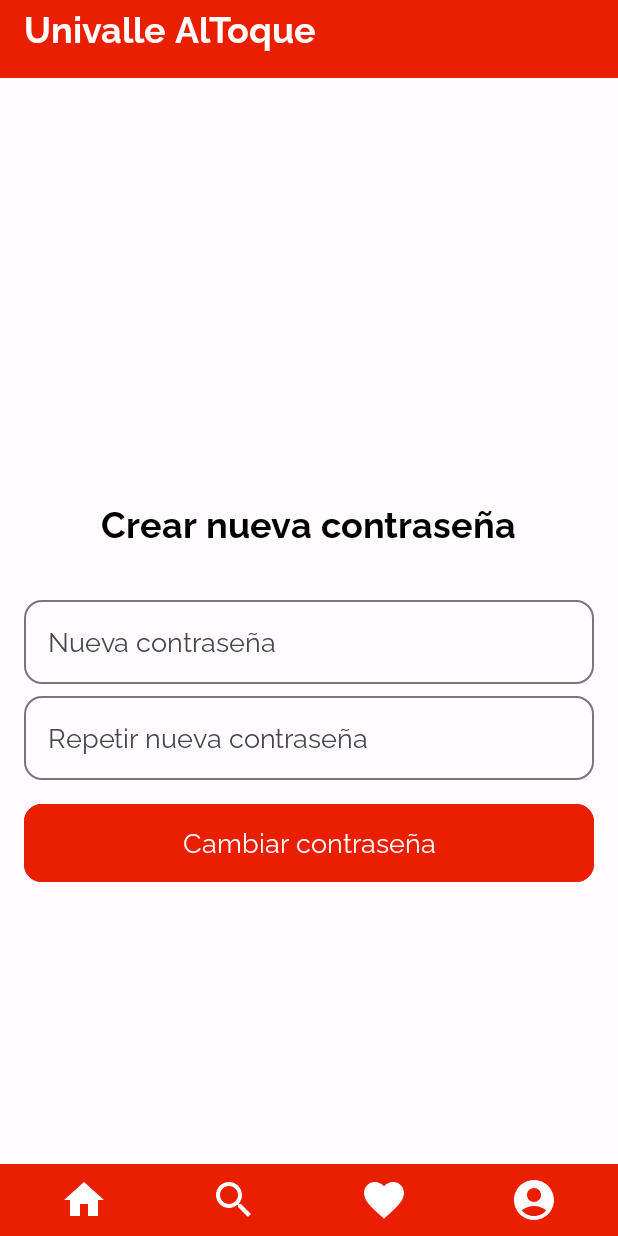
After one commit to alessandrodiaz/UnivalleAlToque, an Android app built with Jetpack Compose: the NewPasswordScreen screen opened through its navigation route, on a phone screen of 412 x 824 dp. The commit adds this screen. Run offline under Robolectric (Android 15) with nearby library versions, the phone set to English and light mode, and no system bars; our stand-ins replace Firebase (no records; nobody signed in at launch, a user with empty details on screens opened directly).

Commit message:
Interfaz nueva contraseña

```diff
--- a/app/src/main/java/com/example/univallealtoque/UnivalleAlToqueScreen.kt
+++ b/app/src/main/java/com/example/univallealtoque/UnivalleAlToqueScreen.kt
@@ -1,6 +1,7 @@
 package com.example.univallealtoque
 
 import android.annotation.SuppressLint
+import android.os.Build
 import androidx.annotation.StringRes
 import androidx.compose.foundation.background
 import androidx.compose.foundation.layout.Arrangement
@@ -39,6 +40,7 @@ import com.example.univallealtoque.ui.LoginScreen
 import androidx.compose.runtime.collectAsState
 import androidx.lifecycle.viewmodel.compose.viewModel
 import android.widget.Toast
+import androidx.annotation.RequiresApi
 import androidx.compose.foundation.layout.Column
 import androidx.compose.foundation.layout.fillMaxHeight
 import com.google.android.gms.auth.api.identity.Identity
@@ -62,6 +64,7 @@ import com.example.univallealtoque.ui.RecoverPasswordScreen
 import com.example.univallealtoque.ui.RegisterScreen
 import com.example.univallealtoque.ui.SettingsScreen
 import com.example.univallealtoque.ui.TermsAndConditionsScreen
+import com.example.univallealtoque.ui.NewPasswordScreen
 
 
 enum class UnivalleAlToqueScreen(@StringRes val title: Int) {
@@ -74,7 +77,8 @@ enum class UnivalleAlToqueScreen(@StringRes val title: Int) {
     RecoverPassword(title = R.string.recoverpassword),
     GetCode(title = R.string.getcode),
     Settings(title = R.string.settings),
-    DeleteUser(title = R.string.delete_account)
+    DeleteUser(title = R.string.delete_account),
+    NewPassword(title = R.string.new_password)
 }
 
 @OptIn(ExperimentalMaterial3Api::class)
@@ -184,6 +188,7 @@ fun UnivalleAlToqueBottomBar(
     }
 }
 
+@RequiresApi(Build.VERSION_CODES.O)
 @OptIn(ExperimentalMaterial3Api::class)
 @SuppressLint("UnusedMaterial3ScaffoldPaddingParameter", "CoroutineCreationDuringComposition")
 @Composable
@@ -380,6 +385,15 @@ fun UnivalleAlToqueApp(
                     },
                 )
             }
+            composable(route = UnivalleAlToqueScreen.NewPassword.name) {
+                NewPasswordScreen(
+                    navController = navController,
+                    modifier = Modifier
+                        .background(Color.White)
+                        .fillMaxSize()
+                        .padding(innerPadding),
+                )
+            }
         }
     }
 }
--- /dev/null
+++ b/app/src/main/java/com/example/univallealtoque/ui/NewPasswordScreen.kt
@@ -0,0 +1,253 @@
+package com.example.univallealtoque.ui
+
+import CustomAlertDialog
+import android.util.Log
+import androidx.compose.foundation.background
+import androidx.compose.foundation.layout.Arrangement
+import androidx.compose.foundation.layout.Column
+import androidx.compose.foundation.layout.Spacer
+import androidx.compose.foundation.layout.fillMaxWidth
+import androidx.compose.foundation.layout.height
+import androidx.compose.foundation.layout.padding
+import androidx.compose.foundation.shape.RoundedCornerShape
+import androidx.compose.material3.Text
+import androidx.compose.runtime.Composable
+import androidx.compose.ui.Alignment
+import androidx.compose.ui.Modifier
+import androidx.compose.ui.graphics.Color
+import androidx.compose.ui.res.stringResource
+import androidx.compose.ui.unit.dp
+import com.example.univallealtoque.R
+import androidx.compose.foundation.layout.*
+import androidx.compose.foundation.lazy.LazyColumn
+import androidx.compose.material3.Button
+import androidx.compose.material3.ExperimentalMaterial3Api
+import androidx.compose.material3.MaterialTheme
+import androidx.compose.material3.OutlinedTextField
+import androidx.compose.runtime.collectAsState
+import androidx.compose.runtime.getValue
+import androidx.compose.runtime.mutableStateOf
+import androidx.compose.runtime.remember
+import androidx.compose.runtime.saveable.rememberSaveable
+import androidx.compose.runtime.setValue
+import androidx.compose.ui.platform.LocalContext
+import androidx.compose.ui.text.TextStyle
+import androidx.compose.ui.text.input.PasswordVisualTransformation
+import androidx.lifecycle.viewmodel.compose.viewModel
+import androidx.navigation.NavController
+import com.example.univallealtoque.UnivalleAlToqueScreen
+import com.example.univallealtoque.data.DataStoreSingleton
+import com.example.univallealtoque.model.ChangePasswordModel
+import com.example.univallealtoque.model.RegisterModel
+import com.example.univallealtoque.model.SendCodeDeleteAccountModel
+import com.example.univallealtoque.user_account.ChangePasswordViewModel
+import com.example.univallealtoque.user_account.SendCodeDeleteAccountViewModel
+
+
+@OptIn(ExperimentalMaterial3Api::class)
+@Composable
+fun NewPasswordScreen(
+    navController: NavController,
+    modifier: Modifier,
+) {
+
+    //CHANGE PASSWORD
+
+    var password by rememberSaveable { mutableStateOf("") }
+    var repeat_password by rememberSaveable { mutableStateOf("") }
+
+    val changePasswordModel: ChangePasswordViewModel = viewModel()
+    val changePasswordState by changePasswordModel.state.collectAsState()
+
+    val dialogState = remember { mutableStateOf<ChangePasswordDialogState?>(null) }
+
+    //USER DATA FROM DATASTORE
+    val userDataFlow = DataStoreSingleton.getUserData().collectAsState(initial = null)
+    val userCode = userDataFlow.value?.user_id?.toString() ?: "null"
+
+    var navigateDeleteUserScreen = { navController.navigate(UnivalleAlToqueScreen.DeleteUser.name) }
+    var navigateProfile = { navController.navigate(UnivalleAlToqueScreen.Profile.name) }
+
+    LazyColumn(
+        modifier = Modifier
+            .fillMaxSize(),
+        horizontalAlignment = Alignment.CenterHorizontally,
+        verticalArrangement = Arrangement.Center,
+    ) {
+
+        item {
+            Spacer(modifier = Modifier.height(100.dp))
+            Text(
+                text = stringResource(R.string.new_password_title),
+                style = MaterialTheme.typography.displayLarge,
+                color = Color.Black,
+                modifier = Modifier.padding(bottom = 28.dp)
+            )
+
+
+            /**
+             * CHANGE PASSWORD
+             */
+            Column(modifier = Modifier.fillMaxSize()) {
+
+                //NEW PASSWORD FIELD
+                OutlinedTextField(
+                    value = password,
+                    textStyle = TextStyle(
+                        color = Color.Black
+                    ),
+                    onValueChange = { password = it },
+                    label = { Text(text = stringResource(id = R.string.settings_new_password)) },
+                    shape = RoundedCornerShape(12.dp),
+                    modifier = Modifier
+                        .padding(start = 16.dp, end = 16.dp)
+                        .fillMaxWidth(),
+                    visualTransformation = PasswordVisualTransformation(),
+
+                    )
+
+                //REPEAT NEW PASSWORD FIELD
+                OutlinedTextField(
+                    value = repeat_password,
+                    textStyle = TextStyle(
+                        color = Color.Black
+                    ),
+                    onValueChange = { repeat_password = it },
+                    label = { Text(text = stringResource(id = R.string.settings_repeat_new_password)) },
+                    shape = RoundedCornerShape(12.dp),
+                    modifier = Modifier
+                        .padding(start = 16.dp, end = 16.dp)
+                        .fillMaxWidth(),
+                    visualTransformation = PasswordVisualTransformation(),
+
+                    )
+
+                Spacer(modifier = Modifier.height(16.dp))
+                //BUTTON CHANGE PASSWORD
+
+                val context = LocalContext.current
+                Box(
+                    modifier = Modifier
+                        .padding(start = 16.dp, end = 16.dp)
+                        .fillMaxWidth()
+                        .height(52.dp)
+                        .background(
+                            color = Color.Red,
+                            shape = RoundedCornerShape(12.dp) // Ajusta el valor para redondear las esquinas
+                        )
+                ) {
+                    Button(
+                        onClick = {
+
+                            val containsLetter = password.any { it.isLetter() }
+                            val containsDigit = password.any { it.isDigit() }
+                            val containsSpecialChar = password.any { !it.isLetterOrDigit() }
+
+                            val validationState: ChangePasswordDialogState? = when {
+                                //PASSWORD LENGTH
+                                password.length < 8 -> ChangePasswordDialogState.InvalidPassword(
+                                    context.getString(
+                                        R.string.register_invalid_password
+                                    )
+                                )
+
+                                //CONTAINS A LETTER
+                                !containsLetter -> ChangePasswordDialogState.InvalidPassword(
+                                    context.getString(R.string.register_invalid_password_criteria_letter)
+                                )
+
+                                //CONTAINS A NUMBER
+                                !containsDigit -> ChangePasswordDialogState.InvalidPassword(
+                                    context.getString(R.string.register_invalid_password_criteria_number)
+                                )
+
+                                //CONTAINS A SYMBOL
+                                !containsSpecialChar -> ChangePasswordDialogState.InvalidPassword(
+                                    context.getString(R.string.register_invalid_password_criteria_symbol)
+                                )
+
+
+                                password != repeat_password -> ChangePasswordDialogState.InvalidPassword(
+                                    context.getString(R.string.register_password_mismatch)
+                                )
+                                else -> null
+                            }
+
+                            if (validationState == null) {
+                                Log.d(
+                                    "DATOS A ENVIAR",
+                                    userCode + " " + " " + password + " " + repeat_password
+                                )
+                                //val data = ChangePasswordModel(userCode, password)
+                                //val response = changePasswordModel.changePassword(data)
+
+                                //Log.d("RESPUESTA: ", response.toString())
+
+                            } else {
+                                dialogState.value = validationState
+                            }
+
+                        },
+                        modifier = Modifier
+                            .fillMaxSize()
+                            .fillMaxHeight(),
+                        shape = RoundedCornerShape(12.dp)
+                    ) {
+                        Text(
+                            text = stringResource(R.string.settings_change_password_title),
+                            style = MaterialTheme.typography.displaySmall,
+                            color = Color.White
+                        )
+                    }
+                }
+
+                dialogState.value?.let { state ->
+                    when (state) {
+                        is ChangePasswordDialogState.InvalidPassword -> {
+                            CustomAlertDialog(
+                                title = "",
+                                message = state.message,
+                                onDismiss = { dialogState.value = null })
+                        }
+
+                        ChangePasswordDialogState.InvalidInput -> {
+                            CustomAlertDialog(
+                                title = "",
+                                message = stringResource(id = R.string.register_invalid_data),
+                                onDismiss = { dialogState.value = null })
+                        }
+
+                        else -> {}
+                    }
+
+
+                }
+
+                if (changePasswordState.isPasswordUpdated && changePasswordState.isRequestSuccessful) {
+                    CustomAlertDialog(
+                        title = stringResource(id = R.string.settings_password_updated_title),
+                        message = stringResource(id = R.string.settings_password_updated),
+                        onDismiss = { changePasswordModel.resetState() }
+                    )
+
+                    navigateProfile()
+                }
+
+                if (!changePasswordState.isOldPasswordValid && changePasswordState.isRequestSuccessful) {
+                    CustomAlertDialog(
+                        title = stringResource(id = R.string.settings_password_invalid_title),
+                        message = stringResource(id = R.string.settings_password_invalid),
+                        onDismiss = { changePasswordModel.resetState() }
+                    )
+                }
+            }
+
+
+        }
+    }
+}
+
+sealed class NewPasswordDialogState {
+    object InvalidInput : NewPasswordDialogState()
+    data class InvalidPassword(val message: String) : NewPasswordDialogState()
+}
--- a/app/src/main/res/values/strings.xml
+++ b/app/src/main/res/values/strings.xml
@@ -13,6 +13,8 @@
     <string name="forgotpassword">Olvidé mi contraseña</string>
     <string name="getcode">Get Code</string>
     <string name="invalidemail">El correo no se encuentra registrado</string>
+    <string name="new_password">New password</string>
+    <string name="new_password_title">Crear nueva contraseña</string>
 
     <!-- LOGIN -->
     <string name="login_title">Iniciar sesión</string>
```
Also changed, not shown: app/src/main/java/com/example/univallealtoque/ui/RecoverPassword.kt (+5 -2 lines).
